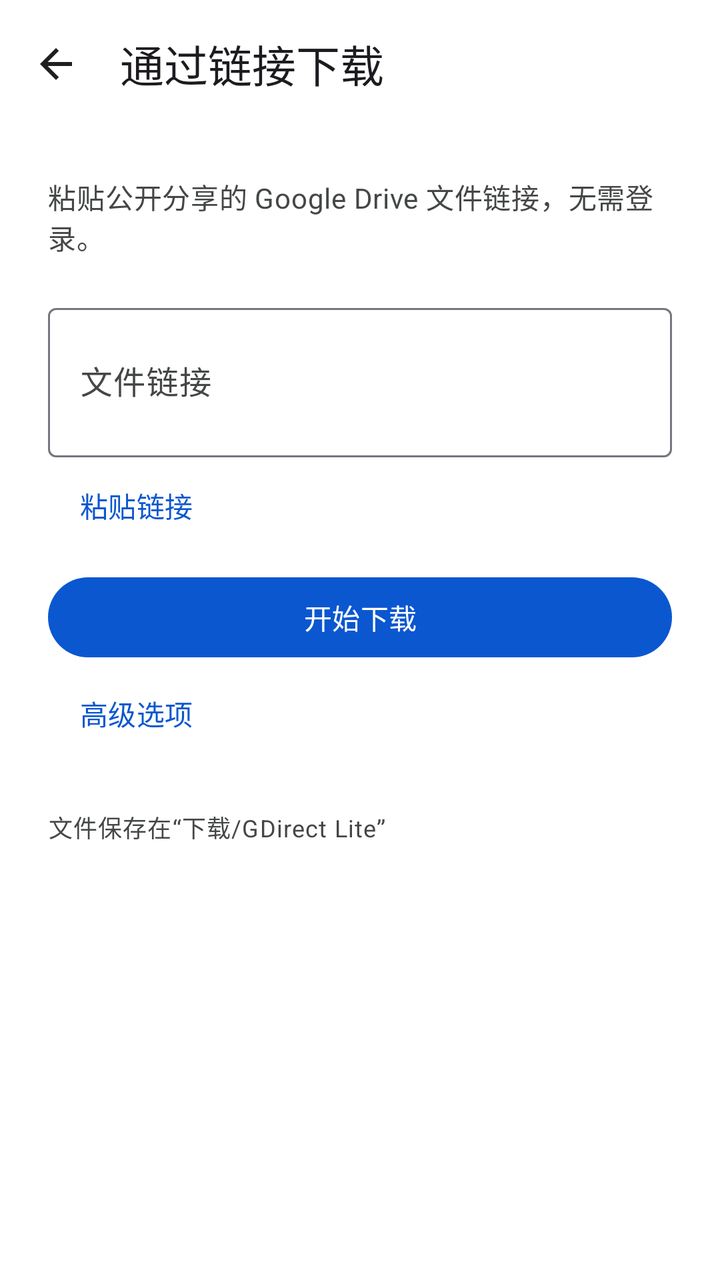
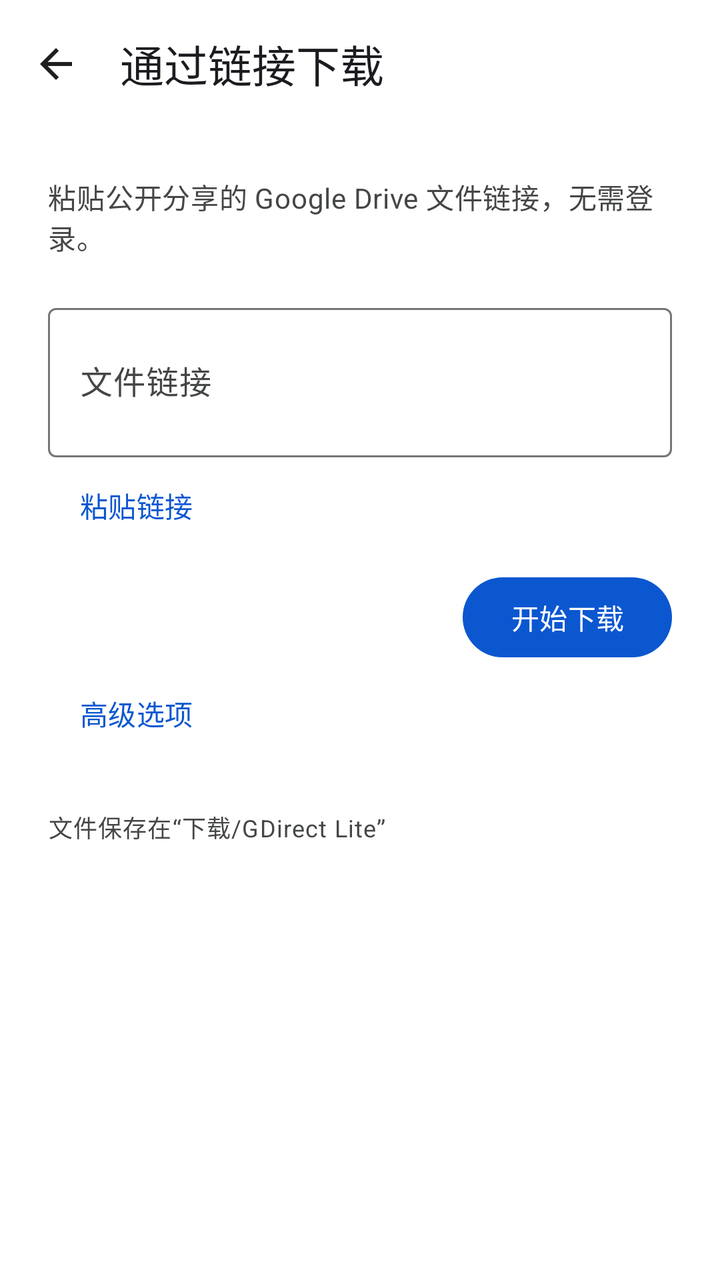

Before-and-after screenshots of an Android layout around one commit, followed by the original layout XML and the change that was made.
<!-- AndroidManifest.xml: application theme MainTheme -->
<!-- res/layout/activity_transfers.xml -->
<?xml version="1.0" encoding="utf-8"?>
<LinearLayout xmlns:android="http://schemas.android.com/apk/res/android" xmlns:app="http://schemas.android.com/apk/res-auto"
    android:id="@+id/transfers_root" android:layout_width="match_parent" android:layout_height="match_parent" android:orientation="vertical" android:background="?attr/colorSurface" android:focusableInTouchMode="true">
    <com.google.android.material.appbar.MaterialToolbar android:id="@+id/transfers_toolbar" android:layout_width="match_parent" android:layout_height="wrap_content" app:title="@string/ui_public_file" app:navigationIcon="@drawable/ic_back" app:navigationContentDescription="@string/connection_back" />
    <ScrollView android:id="@+id/transfers_scroll" android:layout_width="match_parent" android:layout_height="0dp" android:layout_weight="1" android:fillViewport="true">
        <LinearLayout android:id="@+id/transfers_content" android:layout_width="match_parent" android:layout_height="wrap_content" android:orientation="vertical" android:padding="24dp">
            <TextView android:layout_width="match_parent" android:layout_height="wrap_content" android:text="@string/ui_public_help" android:textAppearance="?attr/textAppearanceBodyMedium" android:textColor="?attr/colorOnSurfaceVariant" />
            <com.google.android.material.textfield.TextInputLayout android:id="@+id/public_link_field" android:layout_width="match_parent" android:layout_height="wrap_content" android:layout_marginTop="20dp" android:hint="@string/ui_file_link" app:boxBackgroundMode="outline">
                <com.google.android.material.textfield.TextInputEditText android:id="@+id/public_link" android:layout_width="match_parent" android:layout_height="wrap_content" android:inputType="textUri|textMultiLine" android:minLines="2" android:maxLines="4" android:maxLength="16384" android:textSize="16sp" />
            </com.google.android.material.textfield.TextInputLayout>
            <com.google.android.material.button.MaterialButton android:id="@+id/public_paste" style="@style/Widget.Material3.Button.TextButton" android:layout_width="wrap_content" android:layout_height="wrap_content" android:minHeight="48dp" android:text="@string/ui_paste" android:textAllCaps="false" />
            <com.google.android.material.button.MaterialButton android:id="@+id/public_start" android:layout_width="match_parent" android:layout_height="wrap_content" android:minHeight="48dp" android:layout_marginTop="8dp" android:text="@string/ui_start_download" android:textAllCaps="false" />
            <com.google.android.material.button.MaterialButton android:id="@+id/public_advanced" style="@style/Widget.Material3.Button.TextButton" android:layout_width="wrap_content" android:layout_height="wrap_content" android:minHeight="48dp" android:text="@string/ui_advanced" android:textAllCaps="false" />
            <LinearLayout android:id="@+id/public_manual_panel" android:layout_width="match_parent" android:layout_height="wrap_content" android:orientation="vertical" android:visibility="gone">
                <com.google.android.material.textfield.TextInputLayout android:id="@+id/public_ip_field" android:layout_width="match_parent" android:layout_height="wrap_content" android:hint="@string/ui_manual_ip" app:boxBackgroundMode="outline" app:helperText="@string/ui_manual_help">
                    <com.google.android.material.textfield.TextInputEditText android:id="@+id/public_ip" android:layout_width="match_parent" android:layout_height="wrap_content" android:inputType="phone" android:maxLength="15" android:singleLine="true" android:textSize="16sp" />
                </com.google.android.material.textfield.TextInputLayout>
            </LinearLayout>
            <com.google.android.material.button.MaterialButton android:id="@+id/public_transfer_link" style="@style/Widget.Material3.Button.TextButton" android:layout_width="match_parent" android:layout_height="wrap_content" android:minHeight="48dp" android:layout_marginTop="16dp" android:text="@string/drive_transfer_open" android:textAllCaps="false" android:visibility="gone" />
            <TextView android:layout_width="match_parent" android:layout_height="wrap_content" android:layout_marginTop="24dp" android:text="@string/ui_download_location" android:textAppearance="?attr/textAppearanceBodySmall" android:textColor="?attr/colorOnSurfaceVariant" />
        </LinearLayout>
    </ScrollView>
</LinearLayout>
<!-- resources referenced by this layout -->
<resources>
  <style name="DriveTheme" parent="Theme.Material3.DayNight">
          <item name="android:fontFamily">sans-serif</item>
          <item name="colorPrimary">#0B57D0</item>
          <item name="colorOnPrimary">#FFFFFF</item>
          <item name="colorPrimaryContainer">#D3E3FD</item>
          <item name="colorOnPrimaryContainer">#041E49</item>
          <item name="colorSecondary">#444746</item>
          <item name="colorOnSecondary">#FFFFFF</item>
          <item name="colorSurfaceContainer">#F0F4F9</item>
          <item name="colorOutlineVariant">#C4C7C5</item>
          <item name="colorSurface">#FFFFFF</item>
          <item name="colorOnSurface">#1F1F1F</item>
          <item name="colorOnSurfaceVariant">#444746</item>
          <item name="android:windowLightStatusBar">true</item>
          <item name="android:windowLightNavigationBar">true</item>
      </style>
  <!-- unchanged entries left out for length: 13 -->
</resources>

<!-- the commit's change to res/layout/activity_transfers.xml (unified diff, before → after) -->
@@ -8,15 +8,15 @@
             <com.google.android.material.textfield.TextInputLayout android:id="@+id/public_link_field" android:layout_width="match_parent" android:layout_height="wrap_content" android:layout_marginTop="20dp" android:hint="@string/ui_file_link" app:boxBackgroundMode="outline">
                 <com.google.android.material.textfield.TextInputEditText android:id="@+id/public_link" android:layout_width="match_parent" android:layout_height="wrap_content" android:inputType="textUri|textMultiLine" android:minLines="2" android:maxLines="4" android:maxLength="16384" android:textSize="16sp" />
             </com.google.android.material.textfield.TextInputLayout>
-            <com.google.android.material.button.MaterialButton android:id="@+id/public_paste" style="@style/Widget.Material3.Button.TextButton" android:layout_width="wrap_content" android:layout_height="wrap_content" android:minHeight="48dp" android:text="@string/ui_paste" android:textAllCaps="false" />
-            <com.google.android.material.button.MaterialButton android:id="@+id/public_start" android:layout_width="match_parent" android:layout_height="wrap_content" android:minHeight="48dp" android:layout_marginTop="8dp" android:text="@string/ui_start_download" android:textAllCaps="false" />
-            <com.google.android.material.button.MaterialButton android:id="@+id/public_advanced" style="@style/Widget.Material3.Button.TextButton" android:layout_width="wrap_content" android:layout_height="wrap_content" android:minHeight="48dp" android:text="@string/ui_advanced" android:textAllCaps="false" />
+            <com.google.android.material.button.MaterialButton android:id="@+id/public_paste" style="@style/Widget.GDirect.Button.Text" android:layout_width="wrap_content" android:layout_height="wrap_content" android:minHeight="48dp" android:text="@string/ui_paste" android:textAllCaps="false" />
+            <com.google.android.material.button.MaterialButton android:id="@+id/public_start" android:layout_width="wrap_content" android:layout_gravity="end" android:layout_height="wrap_content" android:minHeight="48dp" android:layout_marginTop="8dp" android:text="@string/ui_start_download" android:textAllCaps="false" />
+            <com.google.android.material.button.MaterialButton android:id="@+id/public_advanced" style="@style/Widget.GDirect.Button.Text" android:layout_width="wrap_content" android:layout_height="wrap_content" android:minHeight="48dp" android:text="@string/ui_advanced" android:textAllCaps="false" />
             <LinearLayout android:id="@+id/public_manual_panel" android:layout_width="match_parent" android:layout_height="wrap_content" android:orientation="vertical" android:visibility="gone">
                 <com.google.android.material.textfield.TextInputLayout android:id="@+id/public_ip_field" android:layout_width="match_parent" android:layout_height="wrap_content" android:hint="@string/ui_manual_ip" app:boxBackgroundMode="outline" app:helperText="@string/ui_manual_help">
                     <com.google.android.material.textfield.TextInputEditText android:id="@+id/public_ip" android:layout_width="match_parent" android:layout_height="wrap_content" android:inputType="phone" android:maxLength="15" android:singleLine="true" android:textSize="16sp" />
                 </com.google.android.material.textfield.TextInputLayout>
             </LinearLayout>
-            <com.google.android.material.button.MaterialButton android:id="@+id/public_transfer_link" style="@style/Widget.Material3.Button.TextButton" android:layout_width="match_parent" android:layout_height="wrap_content" android:minHeight="48dp" android:layout_marginTop="16dp" android:text="@string/drive_transfer_open" android:textAllCaps="false" android:visibility="gone" />
+            <com.google.android.material.button.MaterialButton android:id="@+id/public_transfer_link" style="@style/Widget.GDirect.Button.Text" android:layout_width="wrap_content" android:layout_gravity="end" android:layout_height="wrap_content" android:minHeight="48dp" android:layout_marginTop="16dp" android:text="@string/drive_transfer_open" android:textAllCaps="false" android:visibility="gone" />
             <TextView android:layout_width="match_parent" android:layout_height="wrap_content" android:layout_marginTop="24dp" android:text="@string/ui_download_location" android:textAppearance="?attr/textAppearanceBodySmall" android:textColor="?attr/colorOnSurfaceVariant" />
         </LinearLayout>
     </ScrollView>
<!-- resource entries referenced after the edit -->
@@ -1,20 +1,131 @@
 <!-- resources referenced by this layout -->
 <resources>
+  <style name="Widget.GDirect.Button.Text" parent="Widget.Material3.Button.TextButton">
+          <item name="android:minHeight">48dp</item>
+          <item name="android:textAllCaps">false</item>
+      </style>
   <style name="DriveTheme" parent="Theme.Material3.DayNight">
           <item name="android:fontFamily">sans-serif</item>
-          <item name="colorPrimary">#0B57D0</item>
-          <item name="colorOnPrimary">#FFFFFF</item>
-          <item name="colorPrimaryContainer">#D3E3FD</item>
-          <item name="colorOnPrimaryContainer">#041E49</item>
-          <item name="colorSecondary">#444746</item>
-          <item name="colorOnSecondary">#FFFFFF</item>
-          <item name="colorSurfaceContainer">#F0F4F9</item>
-          <item name="colorOutlineVariant">#C4C7C5</item>
-          <item name="colorSurface">#FFFFFF</item>
-          <item name="colorOnSurface">#1F1F1F</item>
-          <item name="colorOnSurfaceVariant">#444746</item>
-          <item name="android:windowLightStatusBar">true</item>
-          <item name="android:windowLightNavigationBar">true</item>
+          <item name="colorPrimary">@color/drive_primary</item>
+          <item name="colorOnPrimary">@color/drive_on_primary</item>
+          <item name="colorPrimaryContainer">@color/drive_primary_container</item>
+          <item name="colorOnPrimaryContainer">@color/drive_on_primary_container</item>
+          <item name="colorSecondary">@color/drive_secondary</item>
+          <item name="colorOnSecondary">@color/drive_on_secondary</item>
+          <item name="colorSecondaryContainer">@color/drive_secondary_container</item>
+          <item name="colorOnSecondaryContainer">@color/drive_on_secondary_container</item>
+          <item name="colorTertiary">@color/drive_tertiary</item>
+          <item name="colorOnTertiary">@color/drive_on_tertiary</item>
+          <item name="colorTertiaryContainer">@color/drive_tertiary_container</item>
+          <item name="colorOnTertiaryContainer">@color/drive_on_tertiary_container</item>
+          <item name="colorSurface">@color/drive_surface</item>
+          <item name="colorOnSurface">@color/drive_on_surface</item>
+          <item name="colorSurfaceVariant">@color/drive_surface_variant</item>
+          <item name="colorOnSurfaceVariant">@color/drive_on_surface_variant</item>
+          <item name="colorSurfaceDim">@color/drive_surface_dim</item>
+          <item name="colorSurfaceBright">@color/drive_surface_bright</item>
+          <item name="colorSurfaceContainerLowest">@color/drive_surface_container_lowest</item>
+          <item name="colorSurfaceContainerLow">@color/drive_surface_container_low</item>
+          <item name="colorSurfaceContainer">@color/drive_surface_container</item>
+          <item name="colorSurfaceContainerHigh">@color/drive_surface_container_high</item>
+          <item name="colorSurfaceContainerHighest">@color/drive_surface_container_highest</item>
+          <item name="colorOutline">@color/drive_outline</item>
+          <item name="colorOutlineVariant">@color/drive_outline_variant</item>
+          <item name="colorError">@color/drive_error</item>
+          <item name="colorOnError">@color/drive_on_error</item>
+          <item name="colorErrorContainer">@color/drive_error_container</item>
+          <item name="colorOnErrorContainer">@color/drive_on_error_container</item>
+          <item name="colorSurfaceInverse">@color/drive_inverse_surface</item>
+          <item name="colorOnSurfaceInverse">@color/drive_inverse_on_surface</item>
+          <item name="colorPrimaryInverse">@color/drive_inverse_primary</item>
+          <item name="colorPrimaryFixed">@color/drive_primary_fixed</item>
+          <item name="colorPrimaryFixedDim">@color/drive_primary_fixed_dim</item>
+          <item name="colorOnPrimaryFixed">@color/drive_on_primary_fixed</item>
+          <item name="colorOnPrimaryFixedVariant">@color/drive_on_primary_fixed_variant</item>
+          <item name="colorSecondaryFixed">@color/drive_secondary_fixed</item>
+          <item name="colorSecondaryFixedDim">@color/drive_secondary_fixed_dim</item>
+          <item name="colorOnSecondaryFixed">@color/drive_on_secondary_fixed</item>
+          <item name="colorOnSecondaryFixedVariant">@color/drive_on_secondary_fixed_variant</item>
+          <item name="colorTertiaryFixed">@color/drive_tertiary_fixed</item>
+          <item name="colorTertiaryFixedDim">@color/drive_tertiary_fixed_dim</item>
+          <item name="colorOnTertiaryFixed">@color/drive_on_tertiary_fixed</item>
+          <item name="colorOnTertiaryFixedVariant">@color/drive_on_tertiary_fixed_variant</item>
+          <item name="android:colorBackground">@color/drive_surface</item>
+          <item name="android:windowBackground">@color/drive_surface</item>
+          <item name="android:windowLightStatusBar">@bool/drive_light_system_bars</item>
+          <item name="android:windowLightNavigationBar">@bool/drive_light_system_bars</item>
+          <item name="materialButtonStyle">@style/Widget.GDirect.Button</item>
+          <item name="materialButtonOutlinedStyle">@style/Widget.GDirect.Button.Outlined</item>
+          <item name="borderlessButtonStyle">@style/Widget.GDirect.Button.Text</item>
+          <item name="bottomNavigationStyle">@style/Widget.GDirect.Navigation</item>
+          <item name="extendedFloatingActionButtonStyle">@style/Widget.GDirect.NewFile</item>
+      </style>
+  <color name="drive_primary">#0B57D0</color>
+  <color name="drive_on_primary">#FFFFFF</color>
+  <color name="drive_primary_container">#D3E3FD</color>
+  <color name="drive_on_primary_container">#041E49</color>
+  <color name="drive_secondary">#00639B</color>
+  <color name="drive_on_secondary">#FFFFFF</color>
+  <color name="drive_secondary_container">#C2E7FF</color>
+  <color name="drive_on_secondary_container">#001D35</color>
+  <color name="drive_tertiary">#146C2E</color>
+  <color name="drive_on_tertiary">#FFFFFF</color>
+  <color name="drive_tertiary_container">#C4EED0</color>
+  <color name="drive_on_tertiary_container">#072711</color>
+  <color name="drive_surface">#FFFFFF</color>
+  <color name="drive_on_surface">#1F1F1F</color>
+  <color name="drive_surface_variant">#E9EEF6</color>
+  <color name="drive_on_surface_variant">#444746</color>
+  <color name="drive_surface_dim">#D8DADF</color>
+  <color name="drive_surface_bright">#F8FAFD</color>
+  <color name="drive_surface_container_lowest">#FFFFFF</color>
+  <color name="drive_surface_container_low">#F8FAFD</color>
+  <color name="drive_surface_container">#F0F4F9</color>
+  <color name="drive_surface_container_high">#E9EEF6</color>
+  <color name="drive_surface_container_highest">#DDE3EA</color>
+  <color name="drive_outline">#747775</color>
+  <color name="drive_outline_variant">#C4C7C5</color>
+  <color name="drive_error">#B3261E</color>
+  <color name="drive_on_error">#FFFFFF</color>
+  <color name="drive_error_container">#F9DEDC</color>
+  <color name="drive_on_error_container">#410E0B</color>
+  <color name="drive_inverse_surface">#303030</color>
+  <color name="drive_inverse_on_surface">#F2F2F2</color>
+  <color name="drive_inverse_primary">#A8C7FA</color>
+  <color name="drive_primary_fixed">#D3E3FD</color>
+  <color name="drive_primary_fixed_dim">#A8C7FA</color>
+  <color name="drive_on_primary_fixed">#041E49</color>
+  <color name="drive_on_primary_fixed_variant">#0842A0</color>
+  <color name="drive_secondary_fixed">#C2E7FF</color>
+  <color name="drive_secondary_fixed_dim">#7FCFFF</color>
+  <color name="drive_on_secondary_fixed">#001D35</color>
+  <color name="drive_on_secondary_fixed_variant">#004A77</color>
+  <color name="drive_tertiary_fixed">#C4EED0</color>
+  <color name="drive_tertiary_fixed_dim">#6DD58C</color>
+  <color name="drive_on_tertiary_fixed">#072711</color>
+  <color name="drive_on_tertiary_fixed_variant">#005321</color>
+  <style name="Widget.GDirect.Button" parent="Widget.Material3.Button">
+          <item name="android:minHeight">48dp</item>
+          <item name="android:textAllCaps">false</item>
+      </style>
+  <style name="Widget.GDirect.Button.Outlined" parent="Widget.Material3.Button.OutlinedButton">
+          <item name="android:minHeight">48dp</item>
+          <item name="android:textAllCaps">false</item>
+      </style>
+  <style name="Widget.GDirect.Navigation" parent="Widget.Material3.BottomNavigationView">
+          <item name="backgroundTint">?attr/colorSurfaceContainer</item>
+          <item name="elevation">0dp</item>
+          <item name="itemActiveIndicatorStyle">@style/Widget.GDirect.Navigation.Indicator</item>
+      </style>
+  <style name="Widget.GDirect.NewFile" parent="Widget.Material3.ExtendedFloatingActionButton.Icon.Primary">
+          <item name="shapeAppearance">@style/ShapeAppearance.GDirect.NewFile</item>
+      </style>
+  <style name="Widget.GDirect.Navigation.Indicator" parent="Widget.Material3.BottomNavigationView.ActiveIndicator">
+          <item name="android:color">?attr/colorSecondaryContainer</item>
+      </style>
+  <style name="ShapeAppearance.GDirect.NewFile" parent="">
+          <item name="cornerFamily">rounded</item>
+          <item name="cornerSize">16dp</item>
       </style>
   <!-- unchanged entries left out for length: 13 -->
 </resources>
